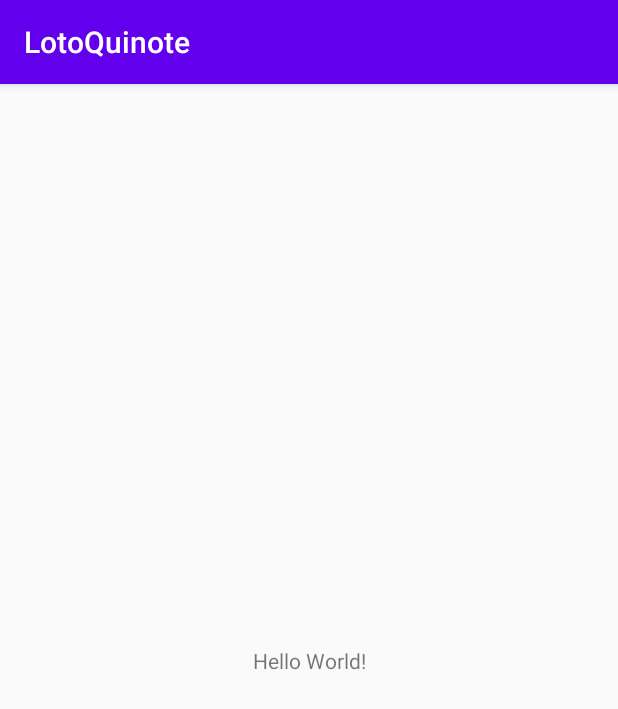
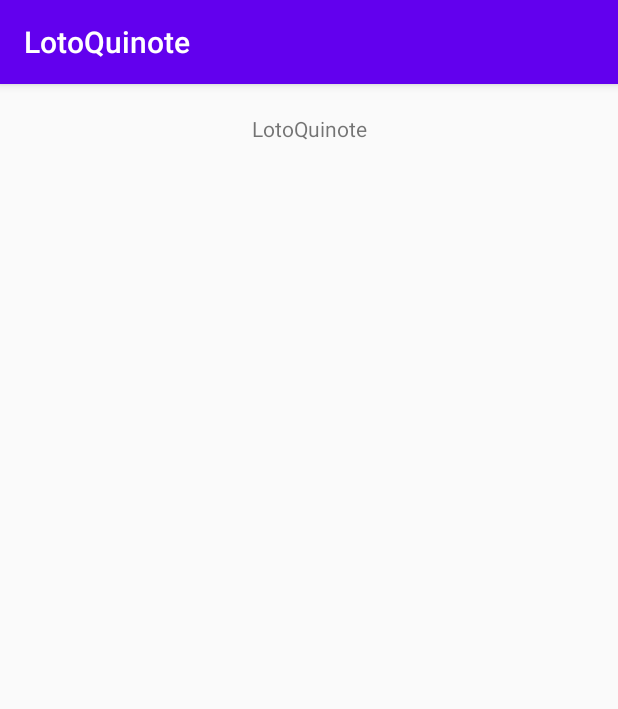
Before and after one commit to alexandreBoy/LotoQuinote, an Android app: the screen it shows after launch (MainActivity), on a phone screen of 412 x 824 dp. Shown: the top 709 px of the screen. Run offline under Robolectric (Android 15) with nearby library versions, the phone set to English and light mode, and no system bars.

Commit message:
Mise en place du textView affichant le nom de l'app en haut de celle-ci

```diff
--- a/app/src/main/res/layout/activity_main.xml
+++ b/app/src/main/res/layout/activity_main.xml
@@ -9,10 +9,10 @@
     <TextView
         android:layout_width="wrap_content"
         android:layout_height="wrap_content"
-        android:text="Hello World!"
-        app:layout_constraintBottom_toBottomOf="parent"
+        android:layout_marginTop="20dp"
+        app:layout_constraintTop_toTopOf="parent"
         app:layout_constraintLeft_toLeftOf="parent"
         app:layout_constraintRight_toRightOf="parent"
-        app:layout_constraintTop_toTopOf="parent" />
+        android:text="@string/app_name" />
 
 </androidx.constraintlayout.widget.ConstraintLayout>
--- a/app/src/main/res/values/styles.xml
+++ b/app/src/main/res/values/styles.xml
@@ -7,5 +7,4 @@
         <item name="colorPrimaryDark">@color/colorPrimaryDark</item>
         <item name="colorAccent">@color/colorAccent</item>
     </style>
-
 </resources>
```
